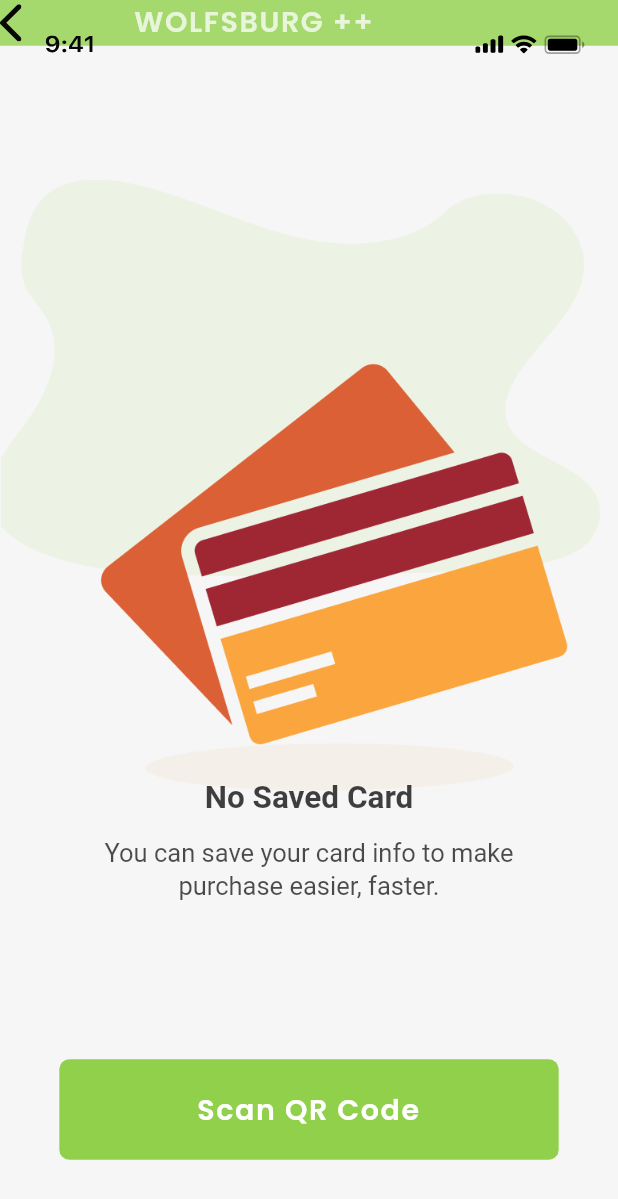
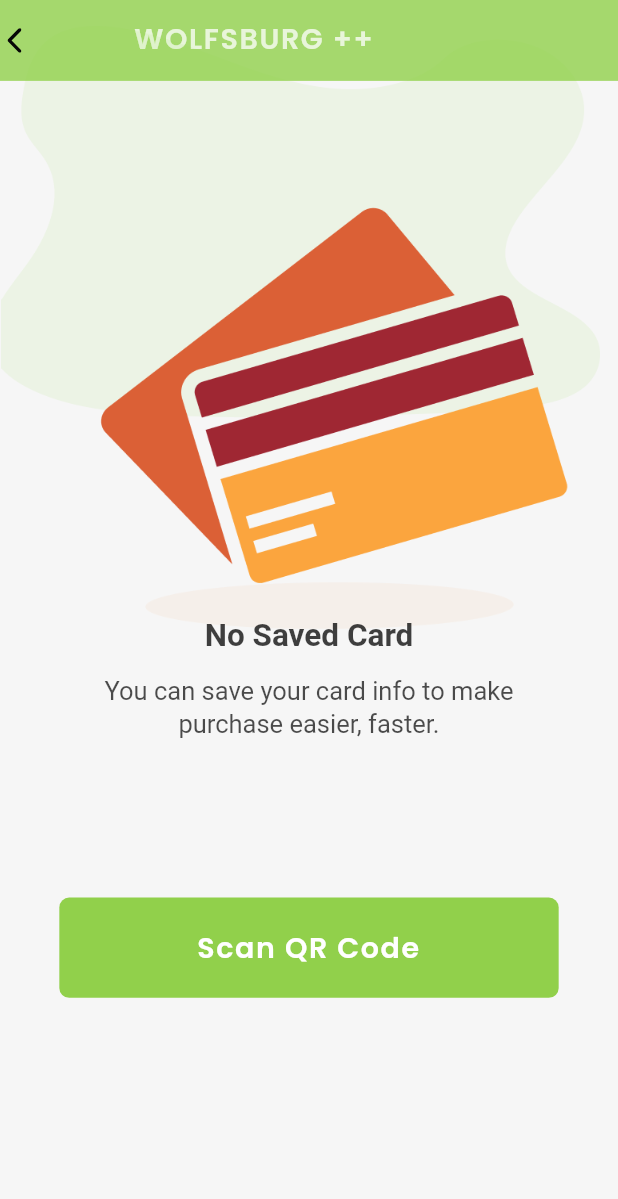
Before and after one commit to jakubkaczmarski/github_hackathon_final, a Flutter app: the CardsScreen screen opened by its route, on a phone screen of 412 x 824 dp. Shown: the top 1199 px of the screen. Run offline on Flutter 3.47's test engine with Material 2 defaults, Android fonts, the phone set to English and light mode, and no system bars; our stand-ins replace cached_network_image, connectivity_plus, flutter_svg, get, permission_handler, pull_to_refresh and 1 more; missing offline and left inert: images_picker; accounts and stored records are empty; Roboto replaces fonts that are missing (Klarna Text).

Commit message:
Correcting some details in the screens.

```diff
--- a/lib/main.dart
+++ b/lib/main.dart
@@ -8,10 +8,10 @@ void main() {
   SystemChrome.setPreferredOrientations([
     DeviceOrientation.portraitUp,
   ]);
-  runApp(MyApp());
+  runApp(WolfsburgPp());
 }
 
-class MyApp extends StatelessWidget {
+class WolfsburgPp extends StatelessWidget {
   // This widget is the root of your application.
   @override
   Widget build(BuildContext context) {
@@ -20,7 +20,7 @@ class MyApp extends StatelessWidget {
       translations: AppLocalization(),
       locale: Get.deviceLocale, //for setting localization strings
       fallbackLocale: Locale('en', 'US'),
-      title: 'jakub_kaczmarski_s_application4',
+      title: 'Wolfsburg++',
       initialBinding: InitialBindings(),
       initialRoute: AppRoutes.initialRoute,
       getPages: AppRoutes.pages,
--- a/lib/presentation/cards_screen/cards_screen.dart
+++ b/lib/presentation/cards_screen/cards_screen.dart
@@ -22,7 +22,7 @@ class CardsScreen extends GetWidget<CardsController> {
                               Align(
                                   alignment: Alignment.centerLeft,
                                   child: Container(
-                                      height: getVerticalSize(505.00),
+                                      height: getVerticalSize(405.00),
                                       width: size.width,
                                       child: Stack(
                                           alignment: Alignment.topCenter,
@@ -54,15 +54,19 @@ class CardsScreen extends GetWidget<CardsController> {
                                                               child: Container(
                                                                   height:
                                                                       getVerticalSize(
-                                                                          23.00),
+                                                                          50.00),
                                                                   width:
                                                                       getHorizontalSize(
                                                                           13.00),
-                                                                  child: SvgPicture.asset(
-                                                                      ImageConstant
-                                                                          .imgVector,
-                                                                      fit: BoxFit
-                                                                          .fill))),
+                                                                  child: Padding(
+                                                                      padding: EdgeInsets.only(
+                                                                          left:
+                                                                              5.0),
+                                                                      child: SvgPicture.asset(
+                                                                          ImageConstant
+                                                                              .imgVector,
+                                                                          fit: BoxFit
+                                                                              .scaleDown)))),
                                                           Padding(
                                                               padding: EdgeInsets.only(
                                                                   left: getHorizontalSize(
@@ -86,66 +90,6 @@ class CardsScreen extends GetWidget<CardsController> {
                                                                               18),
                                                                           letterSpacing:
                                                                               1.08)))
-                                                        ]))),
-                                            Align(
-                                                alignment: Alignment.topCenter,
-                                                child: Padding(
-                                                    padding: EdgeInsets.only(
-                                                        top: getVerticalSize(
-                                                            5.00),
-                                                        right:
-                                                            getHorizontalSize(
-                                                                5.00),
-                                                        bottom: getVerticalSize(
-                                                            10.00)),
-                                                    child: Row(
-                                                        crossAxisAlignment:
-                                                            CrossAxisAlignment
-                                                                .center,
-                                                        mainAxisSize:
-                                                            MainAxisSize.max,
-                                                        children: [
-                                                          Padding(
-                                                              padding: EdgeInsets.only(
-                                                                  left:
-                                                                      getHorizontalSize(
-                                                                          27.79),
-                                                                  top: getVerticalSize(
-                                                                      17.00),
-                                                                  bottom:
-                                                                      getVerticalSize(
-                                                                          15.91)),
-                                                              child: Container(
-                                                                  height:
-                                                                      getVerticalSize(
-                                                                          11.09),
-                                                                  width:
-                                                                      getHorizontalSize(
-                                                                          28.43),
-                                                                  child: SvgPicture.asset(
-                                                                      ImageConstant
-                                                                          .img941,
-                                                                      fit: BoxFit
-                                                                          .fill))),
-                                                          Padding(
-                                                              padding: EdgeInsets.only(
-                                                                  left: getHorizontalSize(
-                                                                      232.18),
-                                                                  right:
-                                                                      getHorizontalSize(
-                                                                          15.00)),
-                                                              child: Container(
-                                                                  height:
-                                                                      getVerticalSize(
-                                                                          44.00),
-                                                                  width:
-                                                                      getHorizontalSize(
-                                                                          66.60),
-                                                                  child: SvgPicture.asset(
-                                                                      ImageConstant
-                                                                          .imgStats,
-                                                                      fit: BoxFit
-                                                                          .fill)))
                                                         ]))),
                                             Align(
                                                 alignment:
@@ -214,7 +158,7 @@ class CardsScreen extends GetWidget<CardsController> {
                                       bottom: getVerticalSize(20.00)),
                                   child: GestureDetector(
                                       onTap: () {
-                                        onTapBtnScanqrcode();
+                                        onTapView();
                                       },
                                       child: Container(
                                           alignment: Alignment.center,
@@ -236,7 +180,21 @@ class CardsScreen extends GetWidget<CardsController> {
     Get.back();
   }
 
+  onTapView() async {
+    await PermissionManager.askForPermission(Permission.camera);
+    await PermissionManager.askForPermission(Permission.storage);
+    List<String?>? imageList = [];
+//TODO: Permission - use imageList for using selected images
+    await FileManager().showModelSheetForImage(getImages: (value) async {
+      imageList = value;
+    });
+  }
+
   onTapBtnScanqrcode() {
     Get.toNamed(AppRoutes.qrCodeScanPageScreen);
   }
+
+  onTapTxtScanyourpayba() {
+    Get.toNamed(AppRoutes.qrCodeScanPageScreen);
+  }
 }
--- a/lib/presentation/dashboard_without_login_screen/dashboard_without_login_screen.dart
+++ b/lib/presentation/dashboard_without_login_screen/dashboard_without_login_screen.dart
@@ -26,7 +26,7 @@ class DashboardWithoutLoginScreen
                                       width: size.width,
                                       margin: EdgeInsets.only(
                                           left: getHorizontalSize(2.00),
-                                          top: getVerticalSize(4.00)),
+                                          top: getVerticalSize(0.00)),
                                       decoration: BoxDecoration(
                                           color: ColorConstant.lightGreen500Cc),
                                       child: Padding(
--- a/lib/presentation/map_screen/map_screen.dart
+++ b/lib/presentation/map_screen/map_screen.dart
@@ -28,7 +28,7 @@ class MapScreen extends GetWidget<MapController> {
                                       height: getVerticalSize(333.00),
                                       width: size.width,
                                       margin: EdgeInsets.only(
-                                          top: getVerticalSize(4.00)),
+                                          top: getVerticalSize(0.00)),
                                       child: Stack(
                                           alignment: Alignment.centerLeft,
                                           children: [
--- a/lib/presentation/search_page_screen/search_page_screen.dart
+++ b/lib/presentation/search_page_screen/search_page_screen.dart
@@ -25,7 +25,7 @@ class SearchPageScreen extends GetWidget<SearchPageController> {
                                   child: Container(
                                       width: size.width,
                                       margin: EdgeInsets.only(
-                                          top: getVerticalSize(4.00)),
+                                          top: getVerticalSize(0.00)),
                                       decoration: BoxDecoration(
                                           color: ColorConstant.lightGreen500Cc),
                                       child: Padding(
```
Also changed, not shown: lib/presentation/maps_screen/maps_screen.dart (+5 -5 lines), lib/presentation/splash_screen/splash_screen.dart (+24 -34 lines), lib/presentation/week_overview_screen/week_overview_screen.dart (+5 -5 lines), assets/app_icon.png (added).
